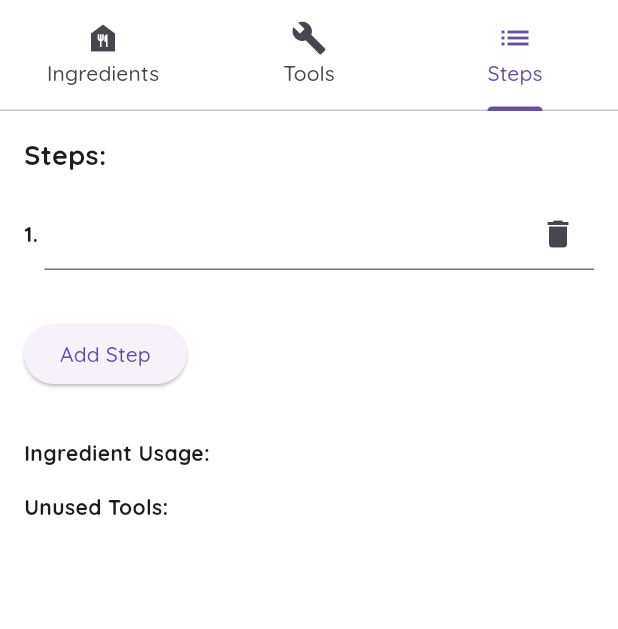
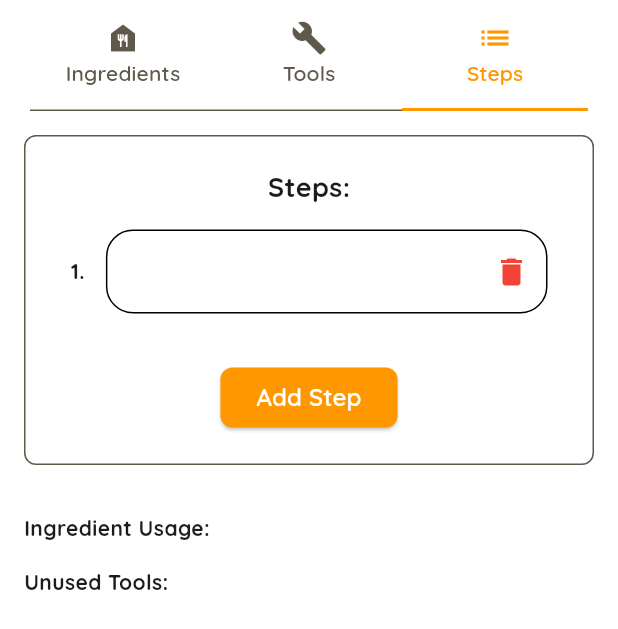
Before and after one commit to BenjaminHung8405/foocipe-cooking-app, a Flutter app: the IngredientToolStepsTab screen opened directly with empty values, tab 3 chosen, after a tap on "Add Step", on a phone screen of 412 x 824 dp. Shown: the top 629 px of the screen. Run offline on Flutter 3.47's test engine with Material 3 defaults, Android fonts, the phone set to English and light mode, and no system bars; our stand-ins replace firebase_core, flutter_dotenv, flutter_secure_storage, iconsax_plus; accounts and stored records are empty.

Commit message:
Update Recipe Management

```diff
--- a/lib/presentation/component_page/ingredient_tool_steps_tab.dart
+++ b/lib/presentation/component_page/ingredient_tool_steps_tab.dart
@@ -75,6 +75,17 @@ class _IngredientToolStepsTabState extends State<IngredientToolStepsTab>
       body: Column(
         children: [
           TabBar(
+            labelColor: Colors.orange,
+            labelStyle: TextStyle(
+                color: Color.fromARGB(255, 94, 89, 74),
+                fontSize: 14,
+                fontWeight: FontWeight.w600),
+            indicatorColor: Colors.orange,
+            indicatorWeight: 2,
+            indicatorSize: TabBarIndicatorSize.tab,
+            dividerColor: Color.fromARGB(255, 94, 89, 74),
+            padding: EdgeInsets.symmetric(horizontal: 20),
+            unselectedLabelColor: Color.fromARGB(255, 94, 89, 74),
             controller: _tabController,
             tabs: [
               Tab(icon: Icon(Icons.food_bank), text: 'Ingredients'),
@@ -239,9 +250,7 @@ class _IngredientTabState extends State<IngredientTab> {
       itemCount: widget.selectedIngredients.length,
       itemBuilder: (context, index) {
         final ingredient = widget.selectedIngredients[index];
-        return Padding(
-          padding: const EdgeInsets.only(top: 100),
-          child: GestureDetector(
+        return GestureDetector(
           onTap: () => updateIngredientQuantity(index, 1),
           child: Container(
             margin: const EdgeInsets.only(bottom: 8.0),
@@ -290,7 +299,6 @@ class _IngredientTabState extends State<IngredientTab> {
                     onPressed: () => removeIngredient(index),
                   ),
                 ],
-                ),
               ),
             ),
           ),
@@ -689,8 +697,19 @@ class _StepsTabState extends State<StepsTab> {
         child: Column(
           crossAxisAlignment: CrossAxisAlignment.start,
           children: [
+            Container(
+              padding: EdgeInsets.symmetric(horizontal: 30, vertical: 20),
+              decoration: BoxDecoration(
+                border: Border.all(
+                    color: Color.fromARGB(255, 94, 89, 74), width: 1),
+                borderRadius: BorderRadius.circular(8),
+              ),
+              child: Column(
+                mainAxisAlignment: MainAxisAlignment.spaceEvenly,
+                children: [
                   Text('Steps:',
-                style: TextStyle(fontSize: 18, fontWeight: FontWeight.bold)),
+                      style:
+                          TextStyle(fontSize: 18, fontWeight: FontWeight.bold)),
                   SizedBox(height: 16),
                   ...steps
                       .asMap()
@@ -698,8 +717,21 @@ class _StepsTabState extends State<StepsTab> {
                       .map((entry) => _buildStepItem(entry.key, entry.value)),
                   SizedBox(height: 16),
                   ElevatedButton(
+                    style: ElevatedButton.styleFrom(
+                        backgroundColor: Colors.orange,
+                        shape: RoundedRectangleBorder(
+                            borderRadius: BorderRadius.circular(8))),
                     onPressed: _addStep,
-              child: Text('Add Step'),
+                    child: Text(
+                      'Add Step',
+                      style: TextStyle(
+                          color: Colors.white,
+                          fontSize: 16,
+                          fontWeight: FontWeight.w600),
+                    ),
+                  ),
+                ],
+              ),
             ),
             SizedBox(height: 32),
             _buildUsageStatus(),
@@ -715,13 +747,23 @@ class _StepsTabState extends State<StepsTab> {
       child: Row(
         children: [
           Text('${index + 1}. ', style: TextStyle(fontWeight: FontWeight.bold)),
+          SizedBox(
+            width: 10,
+          ),
           Expanded(
             child: TextField(
               controller: stepControllers[index],
               onChanged: (value) => _updateStep(index, value),
               decoration: InputDecoration(
+                enabledBorder:
+                    OutlineInputBorder(borderRadius: BorderRadius.circular(18)),
+                focusedBorder:
+                    OutlineInputBorder(borderRadius: BorderRadius.circular(18)),
                 suffixIcon: IconButton(
-                  icon: Icon(Icons.delete),
+                  icon: Icon(
+                    Icons.delete,
+                    color: Colors.red,
+                  ),
                   onPressed: () => _removeStep(index),
                 ),
               ),
--- a/lib/presentation/component_page/my_recipe.dart
+++ b/lib/presentation/component_page/my_recipe.dart
@@ -53,7 +53,22 @@ class _MyRecipePageState extends State<MyRecipePage> {
             return ListView.builder(
               itemCount: recipes.length,
               itemBuilder: (context, index) {
-                return Padding(
+                return Dismissible(
+                  direction: DismissDirection.endToStart,
+                  key: ValueKey(recipes[index]),
+                  onDismissed: (DismissDirection direction) {
+                    setState(() {
+                      recipes.removeAt(index);
+                    });
+                  },
+                  background: Container(
+                    color: Colors.red,
+                    child: Icon(
+                      Icons.delete_forever_rounded,
+                      color: Colors.white,
+                    ),
+                  ),
+                  child: Padding(
                     padding: const EdgeInsets.only(
                         bottom: 5, left: 30, right: 30, top: 10),
                     child: Container(
@@ -93,6 +108,7 @@ class _MyRecipePageState extends State<MyRecipePage> {
                           Navigator.pushNamed(
                               context, '/recipe/${recipes[index].id}');
                         },
+                      ),
                     ),
                   ),
                 );
```
Lines whose indentation alone changed are shown as unchanged.
